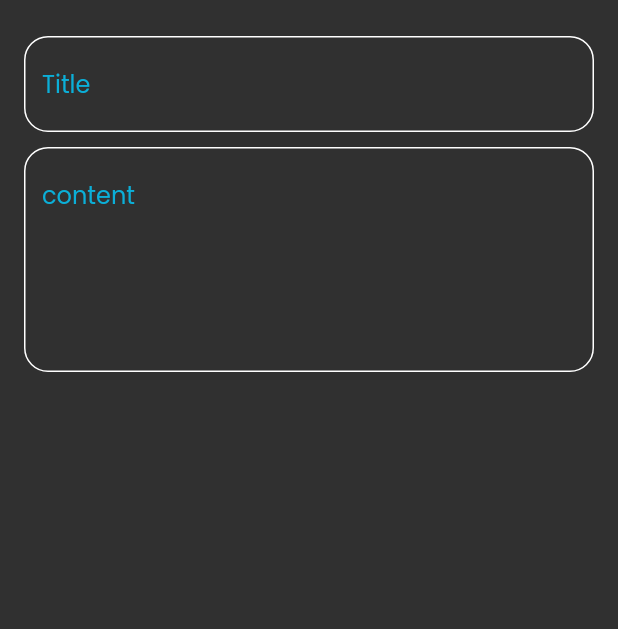
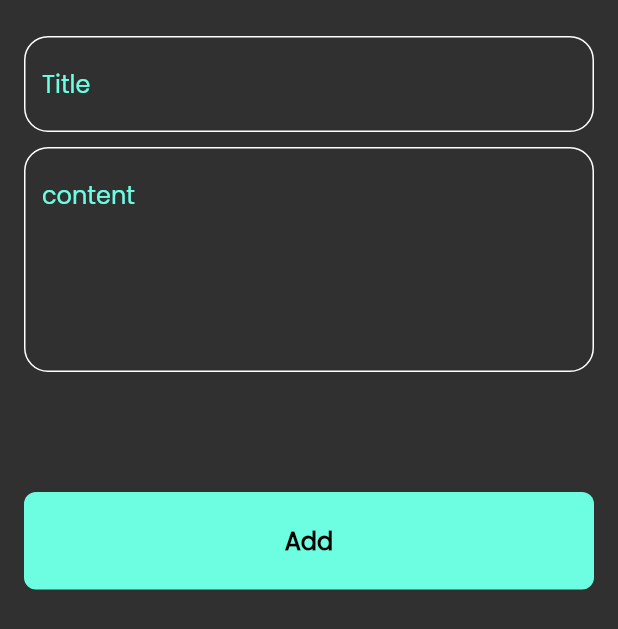
Before and after one commit to haggeresmail/notes_app, a Flutter app: the AddNoteBottomSheet widget shown alone on an empty page, opened directly, on a phone screen of 412 x 824 dp. Shown: the top 629 px of the screen. Run offline on Flutter 3.47's test engine with Material 2 defaults, Android fonts, the phone set to English and light mode, and no system bars; our stand-ins replace font_awesome_flutter.

Commit message:
add button sheet

```diff
--- a/lib/constants.dart
+++ b/lib/constants.dart
@@ -1,3 +1,3 @@
 import 'dart:ui';
 
-const KPrimarycolor=Color.fromARGB(255, 11, 175, 216);
+const KPrimarycolor=Color(0xff6DFEE2);
--- a/lib/widgets/add_note_bottomsheet.dart
+++ b/lib/widgets/add_note_bottomsheet.dart
@@ -1,4 +1,5 @@
 import 'package:flutter/material.dart';
+import 'package:noteapp/widgets/custom_buttonsheet.dart';
 import 'package:noteapp/widgets/custom_textfield.dart';
 
 class AddNoteBottomSheet extends StatelessWidget {
@@ -10,6 +11,7 @@ class AddNoteBottomSheet extends StatelessWidget {
   Widget build(BuildContext context) {
     return Padding(
       padding: const EdgeInsets.symmetric(horizontal: 16),
+      child: SingleChildScrollView(
         child: Column(
           children: [
             const SizedBox(
@@ -24,8 +26,17 @@ class AddNoteBottomSheet extends StatelessWidget {
             CustomTextField(
               hintText: "content",
               maxLines: 5,
-          )
+            ),
+
+            const SizedBox(
+              height: 80,
+            ),
+            CustomButton(text: 'Add'),
+            const SizedBox(
+              height: 20,
+            ),
           ],
+        ),
       ),
     );
   }
--- /dev/null
+++ b/lib/widgets/custom_buttonsheet.dart
@@ -0,0 +1,28 @@
+import 'package:flutter/material.dart';
+import 'package:noteapp/constants.dart';
+
+class CustomButton extends StatelessWidget {
+  CustomButton({required this.text});
+  String text;
+  // VoidCallback? onTap;
+  @override
+  Widget build(BuildContext context) {
+    return GestureDetector(
+      // onTap: onTap,
+      child: Container(
+        decoration: BoxDecoration(
+          color: KPrimarycolor,
+          borderRadius: BorderRadius.circular(8),
+        ),
+        width: MediaQuery.of(context).size.width,
+        height: 65,
+        child: Center(
+            child: Text(
+          text,
+          style: TextStyle(
+              color: Colors.black, fontSize: 16, fontWeight: FontWeight.bold),
+        )),
+      ),
+    );
+  }
+}
```
Lines whose indentation alone changed are shown as unchanged.
